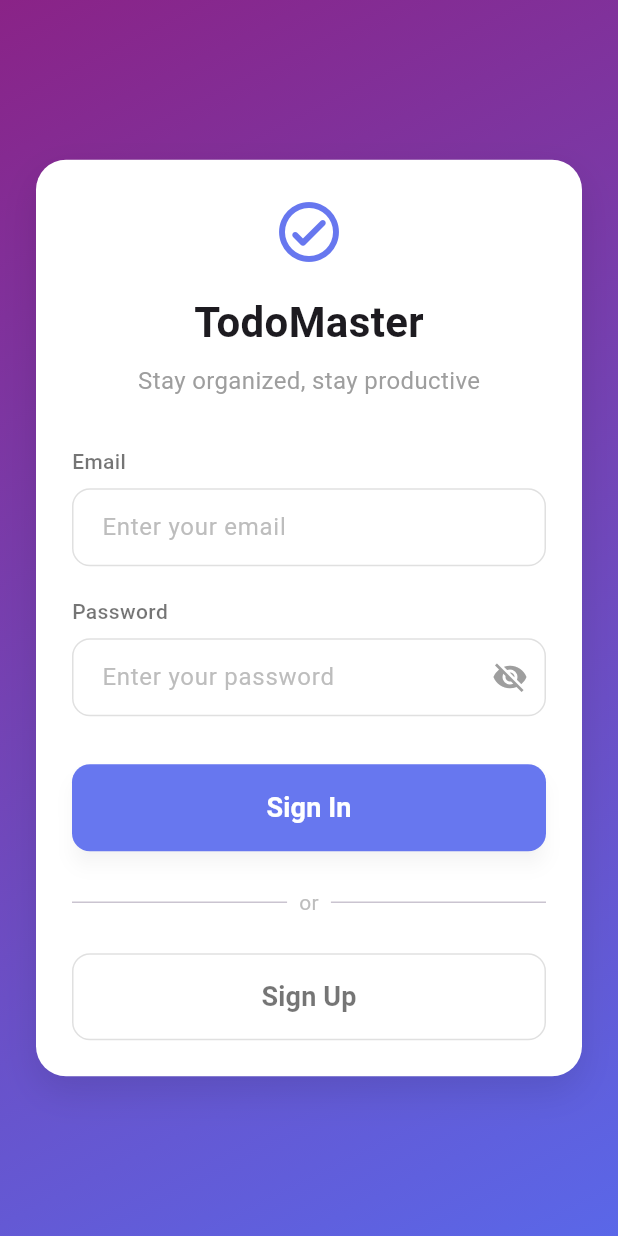
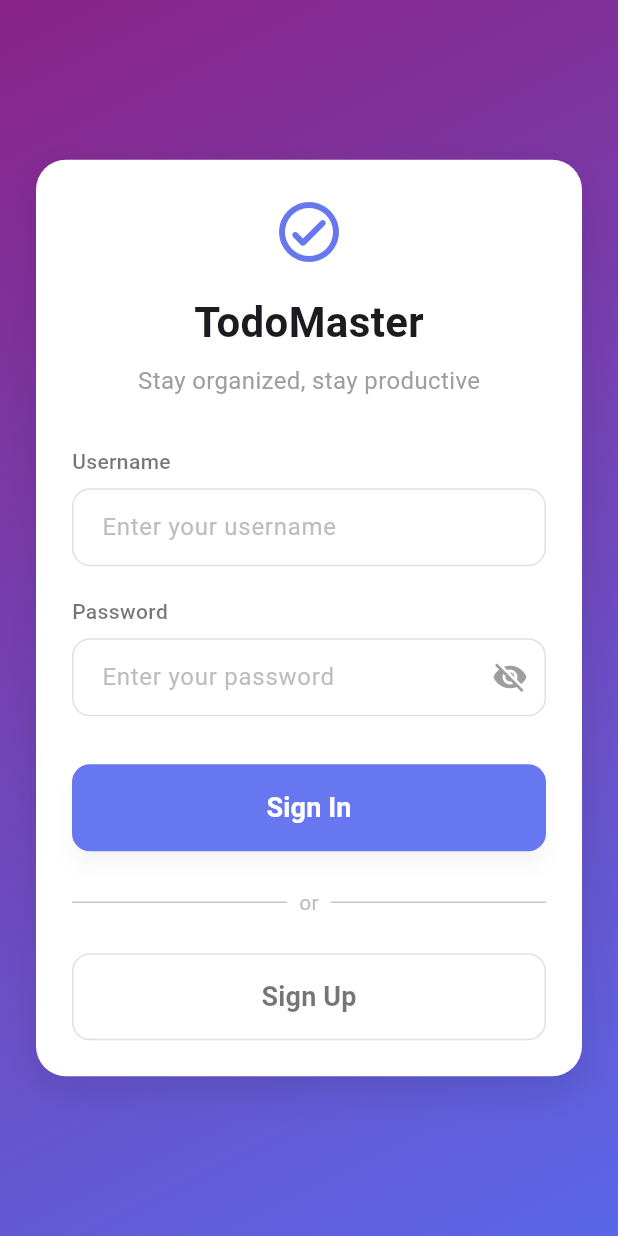
Before and after one commit to Alternate-account-01/FlutterGroupProject, a Flutter app: the screen it shows after launch, on a phone screen of 412 x 824 dp. Run offline on Flutter 3.47's test engine with Material 3 defaults, Android fonts, the phone set to English and light mode, and no system bars; our stand-ins replace get.

Commit message:
fix: login routing and etc

```diff
--- a/lib/controllers/login_controller.dart
+++ b/lib/controllers/login_controller.dart
@@ -4,12 +4,12 @@ class LoginController extends GetxController {
   var isLoggedIn = false.obs;
 
   void login(String username, String password) {
-    // Dummy login check
     if (username == 'admin' && password == 'admin') {
       isLoggedIn.value = true;
-      Get.offAllNamed('/dashboard');
+      Get.snackbar("Success", "Welcome back, admin!");
+      Get.offAllNamed('/drawer'); // go to home page
     } else {
-      Get.snackbar('Error', 'Invalid username or password');
+      Get.snackbar("Error", "Invalid username or password");
     }
   }
 }
--- a/lib/controllers/register_controller.dart
+++ b/lib/controllers/register_controller.dart
@@ -15,8 +15,8 @@ class RegisterController extends GetxController {
       return;
     }
 
-    // ✅ Dummy success
-    Get.snackbar("Success", "Account created successfully");
+    // ✅ Dummy success (no real save)
+    Get.snackbar("Success", "Account created successfully (dummy)");
     Get.offAllNamed('/login');
   }
 }
--- a/lib/pages/login_page.dart
+++ b/lib/pages/login_page.dart
@@ -2,7 +2,7 @@ import 'package:flutter/material.dart';
 import 'package:get/get.dart';
 import '../widgets/input_field.dart';
 import '../widgets/primary_button.dart';
-import 'drawer_page.dart';
+import '../controllers/login_controller.dart'; // ✅ make sure this is imported
 
 class LoginPage extends StatelessWidget {
   LoginPage({super.key});
@@ -62,8 +62,8 @@ class LoginPage extends StatelessWidget {
                   // Input Fields
                   InputField(
                     controller: emailController,
-                    label: "Email",
-                    hintText: "Enter your email",
+                    label: "Username",
+                    hintText: "Enter your username",
                   ),
                   const SizedBox(height: 20),
                   Obx(
@@ -80,12 +80,15 @@ class LoginPage extends StatelessWidget {
                   ),
                   const SizedBox(height: 32),
 
+                  // ✅ Sign In
                   PrimaryButton(
                     text: "Sign In",
                     onPressed: () {
-                      Get.to(() => DrawerPage());
-                      print("Email: ${emailController.text}");
-                      print("Password: ${passwordController.text}");
+                      final loginController = Get.find<LoginController>();
+                      loginController.login(
+                        emailController.text,
+                        passwordController.text,
+                      );
                     },
                   ),
                   const SizedBox(height: 24),
@@ -105,10 +108,12 @@ class LoginPage extends StatelessWidget {
                   ),
                   const SizedBox(height: 24),
 
+                  // ✅ Go to Register Page
                   SizedBox(
                     width: double.infinity,
                     child: OutlinedButton(
                       onPressed: () {
+                        Get.toNamed('/register');
                       },
                       style: OutlinedButton.styleFrom(
                         padding: const EdgeInsets.symmetric(vertical: 16),
--- a/lib/routes/app_pages.dart
+++ b/lib/routes/app_pages.dart
@@ -1,12 +1,13 @@
 import 'package:get/get.dart';
 import 'package:group_inshallah/binding/drawer_binding.dart';
 import '../pages/login_page.dart';
-import '../pages/register_page.dart'; // ✅ new
+import '../pages/register_page.dart';
 import '../pages/home_page.dart';
 import '../pages/add_todo_page.dart';
 import '../pages/todo_edit_page.dart';
 import '../binding/login_binding.dart';
 import '../pages/history_page.dart';
+import '../pages/drawer_page.dart'; // ✅ import DrawerPage
 import 'routes.dart';
 
 class AppPages {
@@ -17,9 +18,14 @@ class AppPages {
       binding: LoginBinding(),
     ),
     GetPage(
-      name: AppRoutes.register, // ✅ new
+      name: AppRoutes.register,
       page: () => RegisterPage(),
       binding: LoginBinding(),
+    ),
+    GetPage(
+      name: AppRoutes.drawer, // ✅ new
+      page: () => DrawerPage(),
+      binding: DrawerBinding(),
     ),
     GetPage(
       name: AppRoutes.home,
--- a/lib/routes/routes.dart
+++ b/lib/routes/routes.dart
@@ -1,6 +1,7 @@
 class AppRoutes {
   static const String login = '/login';
   static const String register = '/register';
+  static const String drawer = '/drawer'; // ✅ new
   static const String home = '/home';
   static const String addTodo = '/add-todo';
   static const String editTodo = '/edit-todo';
```
